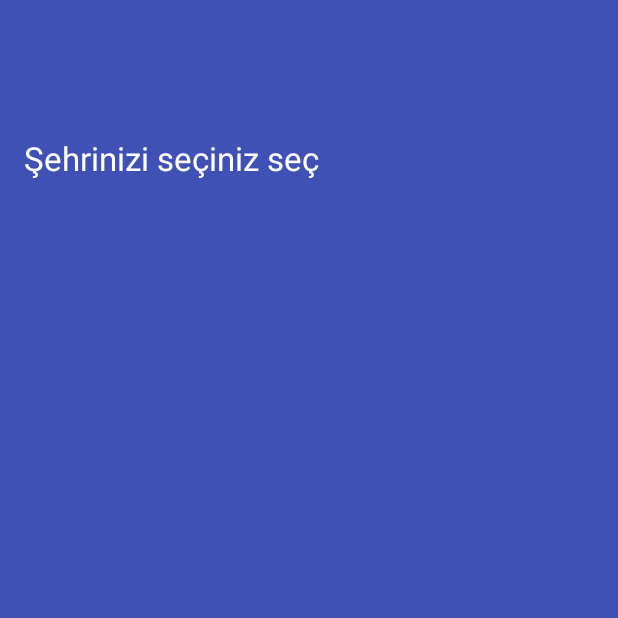
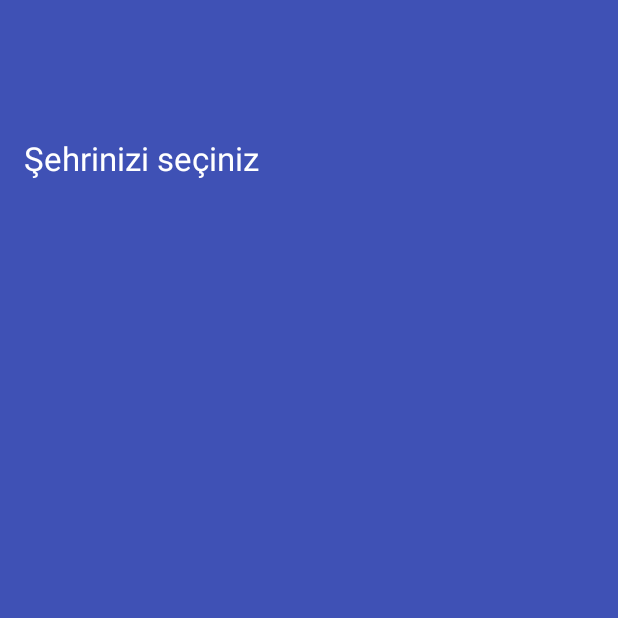
Before and after one commit to Mustted/NamazVakitleri, an Android app: the CityChooserActivity screen opened directly, with no data from a screen before it, on a phone screen of 412 x 824 dp, the top half of it. Run offline under Robolectric (Android 15) with nearby library versions, the phone set to English and light mode, and no system bars; libraries missing offline, so code that uses them is left out: fr.castorflex.android; plain views replace SmoothProgressBar; 5 statements that could not run were skipped.

Commit message:
Fix a string error

```diff
--- a/mobile/src/main/res/values/strings.xml
+++ b/mobile/src/main/res/values/strings.xml
@@ -8,7 +8,7 @@
     <string name="remove_location">Konumu kaldır</string>
 
     <string name="choose_your_country">Ülkenizi seçiniz</string>
-    <string name="choose_your_city">Şehrinizi seçiniz seç</string>
+    <string name="choose_your_city">Şehrinizi seçiniz</string>
     <string name="choose_your_county">İlçenizi seçiniz</string>
 
     <string name="next">Sonraki</string>
```
